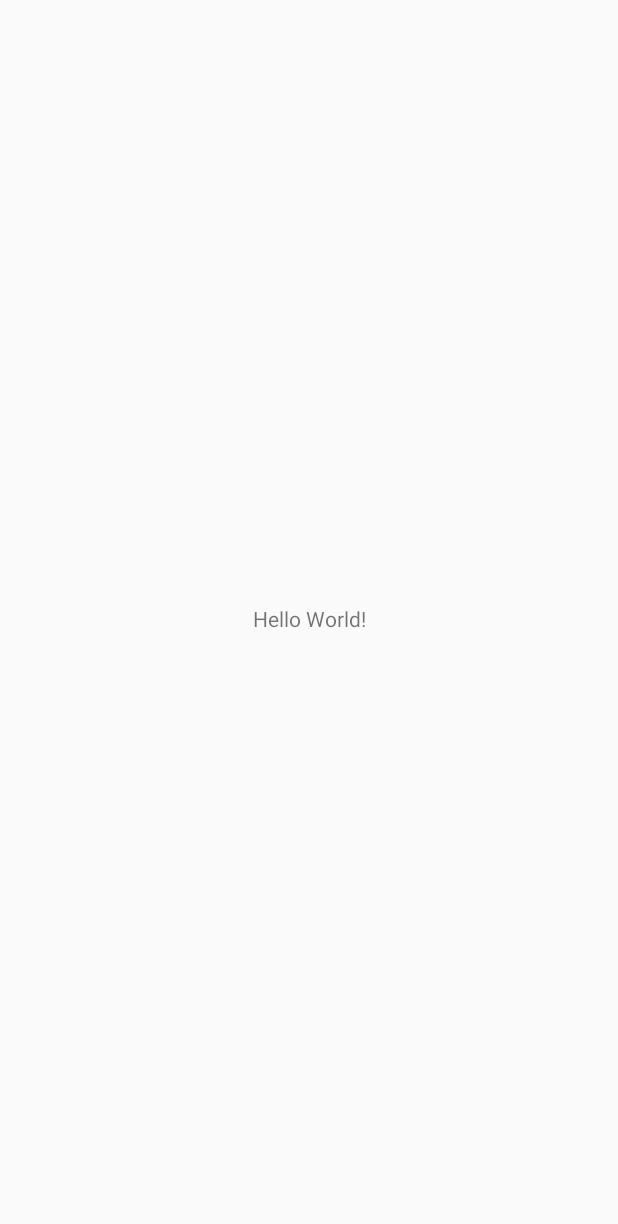
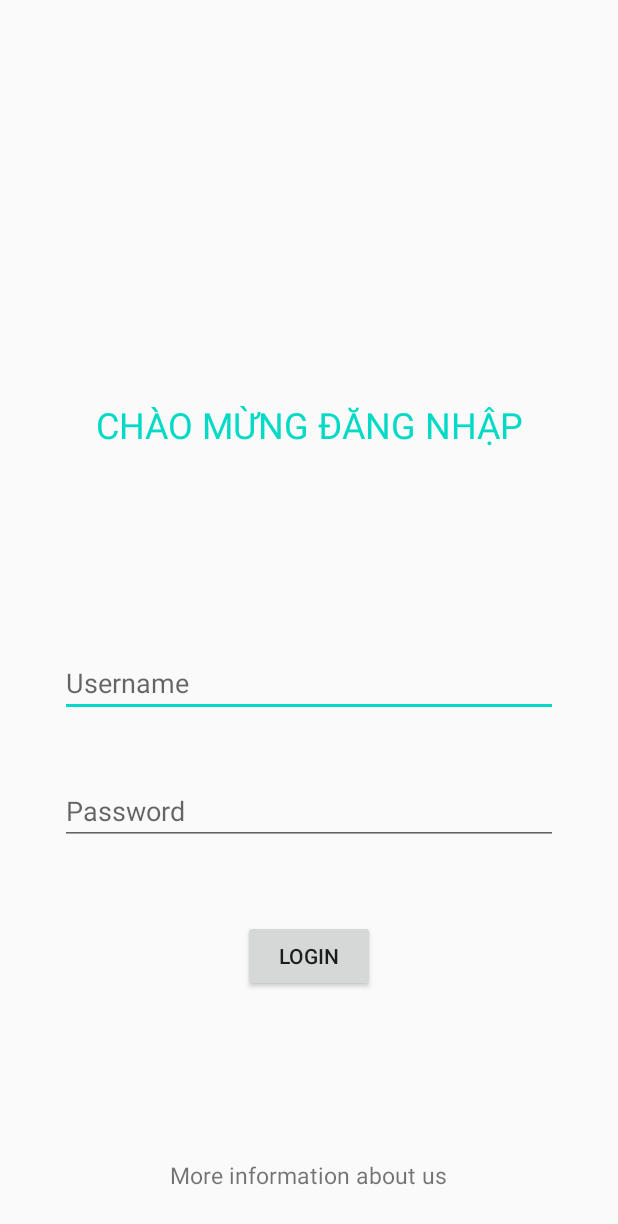
Before and after one commit to nguyenvudung030121/Android_Basic, an Android app: the screen it shows after launch (MainActivity), on a phone screen of 412 x 824 dp. Before the commit the part shown is almost empty. Shown: the top 1224 px of the screen. Run offline under Robolectric (Android 15) with nearby library versions, the phone set to English and light mode, and no system bars.

Commit message:
Upload project

```diff
--- a/HelloWorldApp1/app/src/main/AndroidManifest.xml
+++ b/HelloWorldApp1/app/src/main/AndroidManifest.xml
@@ -1,6 +1,6 @@
 <?xml version="1.0" encoding="utf-8"?>
 <manifest xmlns:android="http://schemas.android.com/apk/res/android"
-    xmlns:tools="http://schemas.android.com/tools" >
+    xmlns:tools="http://schemas.android.com/tools">
 
     <application
         android:allowBackup="true"
@@ -10,10 +10,14 @@
         android:label="@string/app_name"
         android:supportsRtl="true"
         android:theme="@style/Theme.HelloWorld"
-        tools:targetApi="31" >
+        tools:targetApi="31">
+        <activity
+            android:name=".homePage"
+            android:exported="false"/>
+
         <activity
             android:name=".MainActivity"
-            android:exported="true" >
+            android:exported="true">
             <intent-filter>
                 <action android:name="android.intent.action.MAIN" />
 
--- a/HelloWorldApp1/app/src/main/java/com/example/helloworld/MainActivity.java
+++ b/HelloWorldApp1/app/src/main/java/com/example/helloworld/MainActivity.java
@@ -1,21 +1,53 @@
 package com.example.helloworld;
 
 import android.app.ActionBar;
+import android.content.Intent;
 import android.support.v7.app.AppCompatActivity;
 import android.os.Bundle;
 import android.view.View;
 import android.view.Window;
 import android.view.WindowManager;
+import android.widget.Button;
+import android.widget.EditText;
 
 public class MainActivity extends AppCompatActivity {
+    EditText edt_Username;
+    EditText edt_Password;
+    Button btn_Login;
+
+    void getView() {
+        edt_Password = findViewById(R.id.password);
+        edt_Username = findViewById(R.id.username);
+        btn_Login = findViewById(R.id.loginButton);
+    }
 
     @Override
     protected void onCreate(Bundle savedInstanceState) {
         super.onCreate(savedInstanceState);
         getWindow().setFlags(WindowManager.LayoutParams.FLAG_FULLSCREEN,
-        WindowManager.LayoutParams.FLAG_FULLSCREEN);
+                WindowManager.LayoutParams.FLAG_FULLSCREEN);
         requestWindowFeature(Window.FEATURE_NO_TITLE);//will hide the title
         getSupportActionBar().hide(); //hide the title bar
         setContentView(R.layout.activity_main);
+
+        getView();
+
+
+
+        btn_Login.setOnClickListener(new View.OnClickListener() {
+            @Override
+            public void onClick(View view) {
+                String username = edt_Username.getText().toString();
+                String password = edt_Password.getText().toString();
+
+                Intent intent = new Intent(MainActivity.this,homePage.class);
+                intent.putExtra("username",username);
+                intent.putExtra("password",password);
+
+                startActivity(intent);
+            }
+        });
     }
+
+
 }
--- a/HelloWorldApp1/app/src/main/res/layout/activity_main.xml
+++ b/HelloWorldApp1/app/src/main/res/layout/activity_main.xml
@@ -1,18 +1,80 @@
 <?xml version="1.0" encoding="utf-8"?>
-<android.support.constraint.ConstraintLayout
-    xmlns:android="http://schemas.android.com/apk/res/android"
+<RelativeLayout xmlns:android="http://schemas.android.com/apk/res/android"
+    xmlns:app="http://schemas.android.com/apk/res-auto"
     xmlns:tools="http://schemas.android.com/tools"
-    xmlns:app="http://schemas.android.com/apk/res-auto"
     android:layout_width="match_parent"
     android:layout_height="match_parent"
     tools:context=".MainActivity">
-    <TextView
-      android:layout_width="wrap_content"
-      android:layout_height="wrap_content"
-      android:text="Hello World!"
-      app:layout_constraintBottom_toBottomOf="parent"
-      app:layout_constraintStart_toStartOf="parent"
-      app:layout_constraintEnd_toEndOf="parent"
-      app:layout_constraintTop_toTopOf="parent" />
 
-  </android.support.constraint.ConstraintLayout>
+    <RelativeLayout
+        android:id="@+id/welcome"
+        android:layout_width="match_parent"
+        android:layout_height="wrap_content"
+        android:layout_marginTop="400px">
+
+        <TextView
+            android:layout_width="wrap_content"
+            android:layout_height="wrap_content"
+            android:layout_centerHorizontal="true"
+            android:layout_centerVertical="true"
+            android:text="CHÀO MỪNG ĐĂNG NHẬP"
+            android:textAlignment="center"
+            android:textColor="@color/teal_200"
+            android:textSize="24dp" />
+    </RelativeLayout>
+
+    <RelativeLayout
+        android:id="@+id/loginComponent"
+        android:layout_width="match_parent"
+        android:layout_height="wrap_content"
+        android:layout_below="@+id/welcome"
+        android:layout_marginTop="200px">
+
+        <EditText
+            android:id="@+id/username"
+            android:layout_width="match_parent"
+            android:layout_height="wrap_content"
+            android:layout_marginHorizontal="40dp"
+            android:hint="Username" />
+
+        <EditText
+            android:id="@+id/password"
+            android:layout_width="match_parent"
+            android:layout_height="wrap_content"
+            android:layout_below="@+id/username"
+            android:layout_marginHorizontal="40dp"
+            android:layout_marginTop="40dp"
+            android:inputType="textPassword"
+            android:hint="Password" />
+
+    </RelativeLayout>
+
+    <Button
+        android:layout_width="wrap_content"
+        android:layout_height="wrap_content"
+        android:id="@+id/loginButton"
+        android:text="Login"
+        android:layout_below="@+id/loginComponent"
+        android:layout_centerInParent="true"
+        android:layout_marginTop="50dp"
+        android:shadowRadius="@android:integer/config_longAnimTime"
+
+        />
+
+
+    <RelativeLayout
+        android:id="@+id/footer"
+        android:layout_width="match_parent"
+        android:layout_height="wrap_content"
+        android:layout_alignParentBottom="true"
+        android:layout_marginBottom="30dp">
+        <TextView
+            android:id="@+id/moreAboutUs"
+            android:layout_width="wrap_content"
+            android:layout_height="wrap_content"
+            android:text="More information about us"
+            android:layout_centerHorizontal="true"
+            android:textSize="15dp"
+            />
+    </RelativeLayout>
+</RelativeLayout>
--- a/HelloWorldApp1/app/src/main/res/values/colors.xml
+++ b/HelloWorldApp1/app/src/main/res/values/colors.xml
@@ -7,4 +7,9 @@
     <color name="teal_700">#FF018786</color>
     <color name="black">#FF000000</color>
     <color name="white">#FFFFFFFF</color>
+    <color name="red">#d62038</color>
+    <color name="blue">#328de3</color>
+    <color name="lightgreen">#6be89b</color>
+
+
 </resources>
```
